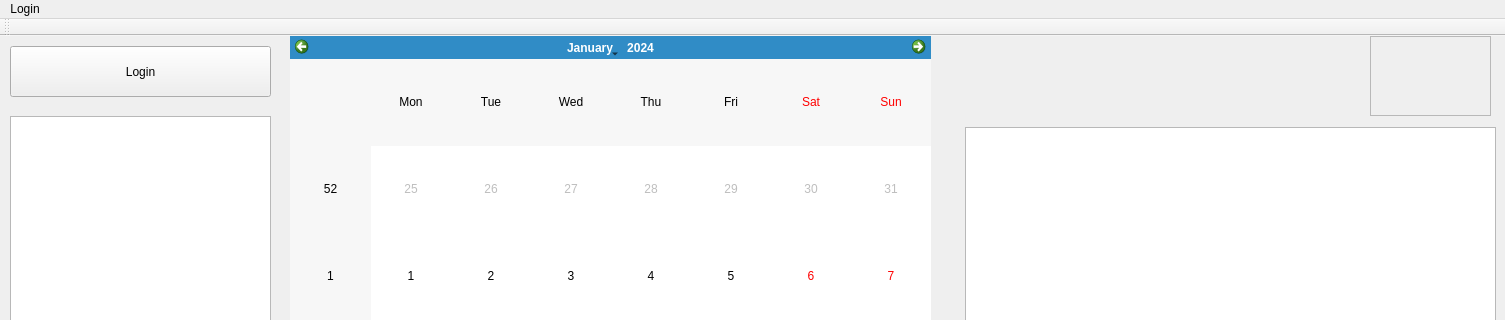
Before: the Qt Designer form qtcreatorTest/Headers/mainwindow.ui in piccirilloth/Calendar-and-To-Do-list-CalDav, drawn with Qt 5; both pictures show x 0 to 1505 and y 0 to 320 of the 1505 by 707 pixel window.
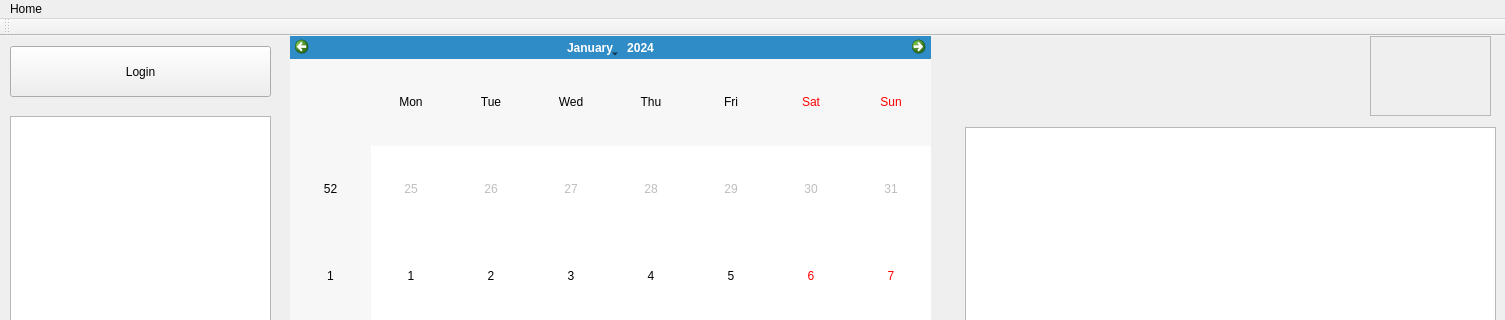
After: the same form once the commit is applied.

Commit message: login partially implemented

The edit to the form file:
```diff
--- a/qtcreatorTest/Headers/mainwindow.ui
+++ b/qtcreatorTest/Headers/mainwindow.ui
@@ -83,12 +83,12 @@
      <x>0</x>
      <y>0</y>
      <width>1505</width>
-     <height>25</height>
+     <height>22</height>
     </rect>
    </property>
    <widget class="QMenu" name="menuLogi">
     <property name="title">
-     <string>Login</string>
+     <string>Home</string>
     </property>
    </widget>
    <addaction name="menuLogi"/>
```
The commit also changes 15 other files.
